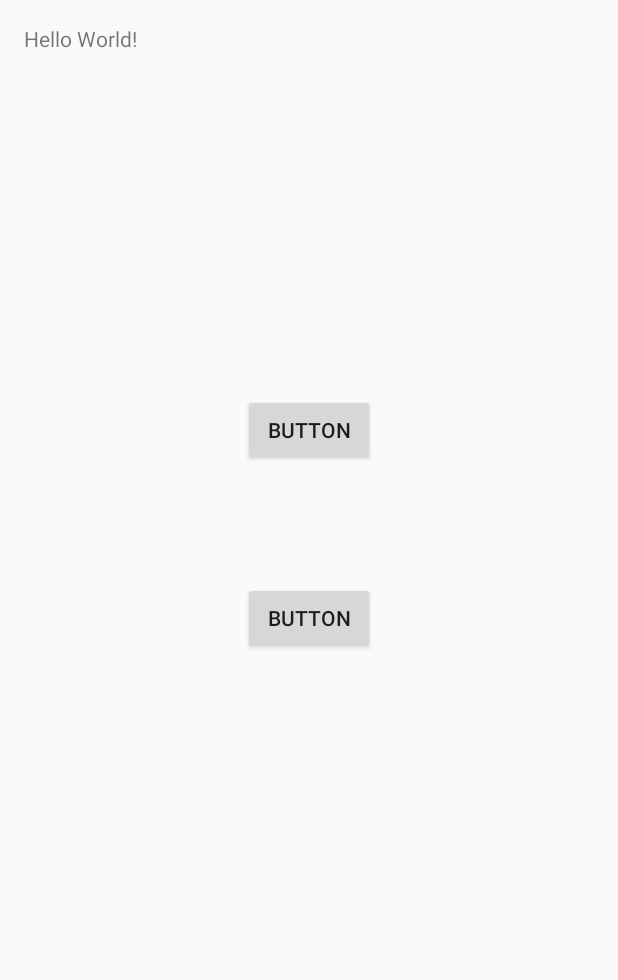
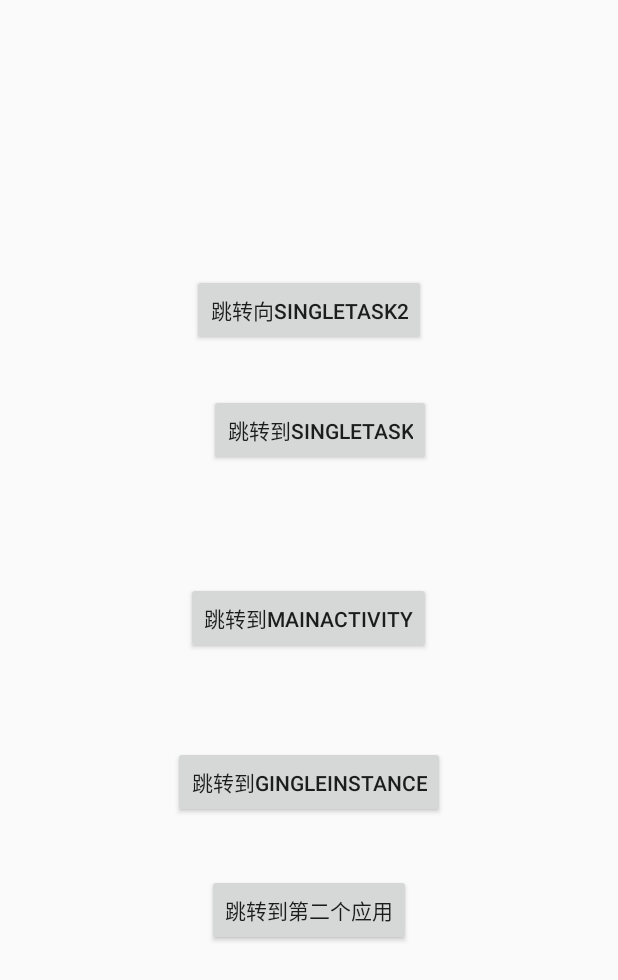
Before and after one commit to langk123/TST, an Android app: the layout activity_main.xml on its own in the app's theme, with its tools: preview values and no code run, on a phone screen of 412 x 824 dp. Shown: the top 980 px of the screen. Run offline under Robolectric (Android 15) with nearby library versions, the phone set to English and light mode, and no system bars.

Commit message:
隐式调用application

```diff
--- a/app/build.gradle
+++ b/app/build.gradle
@@ -26,4 +26,5 @@ dependencies {
     })
     compile 'com.android.support:appcompat-v7:24.2.1'
     testCompile 'junit:junit:4.12'
+    compile 'com.google.android.gms:play-services-appindexing:8.4.0'
 }
--- a/app/src/main/java/com/example/administrator/tst/MainActivity.java
+++ b/app/src/main/java/com/example/administrator/tst/MainActivity.java
@@ -1,7 +1,6 @@
 package com.example.administrator.tst;
 
-import android.app.ActivityManager;
-import android.content.Context;
+
 import android.content.Intent;
 import android.net.Uri;
 import android.support.v7.app.AppCompatActivity;
--- a/app/src/main/res/layout/activity_main.xml
+++ b/app/src/main/res/layout/activity_main.xml
@@ -10,13 +10,10 @@
     android:paddingTop="@dimen/activity_vertical_margin"
     tools:context="com.example.administrator.tst.MainActivity">
 
-    <TextView
-        android:layout_width="wrap_content"
-        android:layout_height="wrap_content"
-        android:text="Hello World!" />
+
 
     <Button
-        android:text="Button"
+        android:text="跳转到mainactivity"
         android:layout_width="wrap_content"
         android:layout_height="wrap_content"
         android:layout_centerVertical="true"
@@ -25,7 +22,7 @@
         android:id="@+id/button" />
 
     <Button
-        android:text="Button"
+        android:text="跳转到singletask"
         android:layout_width="wrap_content"
         android:layout_height="wrap_content"
         android:layout_above="@+id/button"
@@ -34,4 +31,31 @@
         android:layout_marginBottom="77dp"
         android:id="@+id/button2" />
 
+    <Button
+        android:text="跳转到gingleInstance"
+        android:layout_width="wrap_content"
+        android:layout_height="wrap_content"
+        android:layout_below="@+id/button"
+        android:layout_centerHorizontal="true"
+        android:layout_marginTop="61dp"
+        android:id="@+id/button3" />
+
+    <Button
+        android:text="跳转向singletask2"
+        android:layout_width="wrap_content"
+        android:layout_height="wrap_content"
+        android:layout_above="@+id/button2"
+        android:layout_centerHorizontal="true"
+        android:layout_marginBottom="32dp"
+        android:id="@+id/button5" />
+
+    <Button
+        android:text="跳转到第二个应用"
+        android:layout_width="wrap_content"
+        android:layout_height="wrap_content"
+        android:layout_below="@+id/button3"
+        android:layout_centerHorizontal="true"
+        android:layout_marginTop="37dp"
+        android:id="@+id/button6" />
+
 </RelativeLayout>
```
Also changed, not shown: app/src/main/AndroidManifest.xml (+22 -2 lines), app/src/main/java/com/example/administrator/tst/SingleInstance.java (added, +38 -0 lines), app/src/main/java/com/example/administrator/tst/SingleTaskActivity.java (added, +44 -0 lines), app/src/main/java/com/example/administrator/tst/singTop.java (added, +44 -0 lines), app/src/main/java/com/example/administrator/tst/singleTask2.java (added, +42 -0 lines), app/src/main/res/layout/singletask_activity.xml (added, +18 -0 lines).
